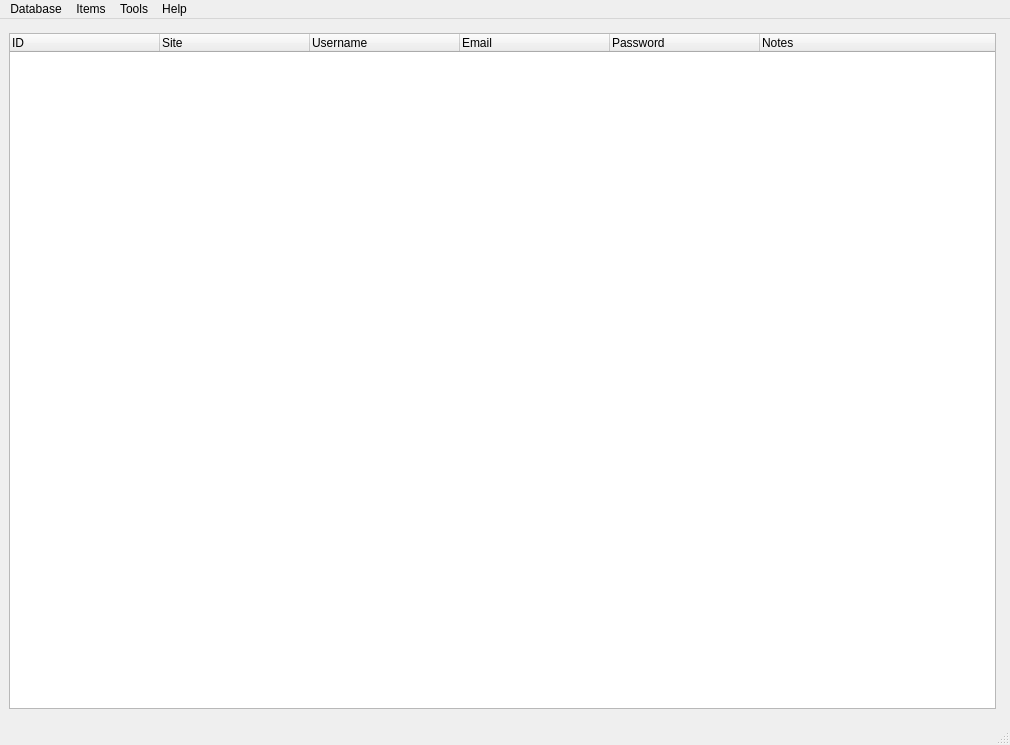
Above: resources/pastword.ui from GeorgeHoneywood/pastword before the change. Below: the same form after it.
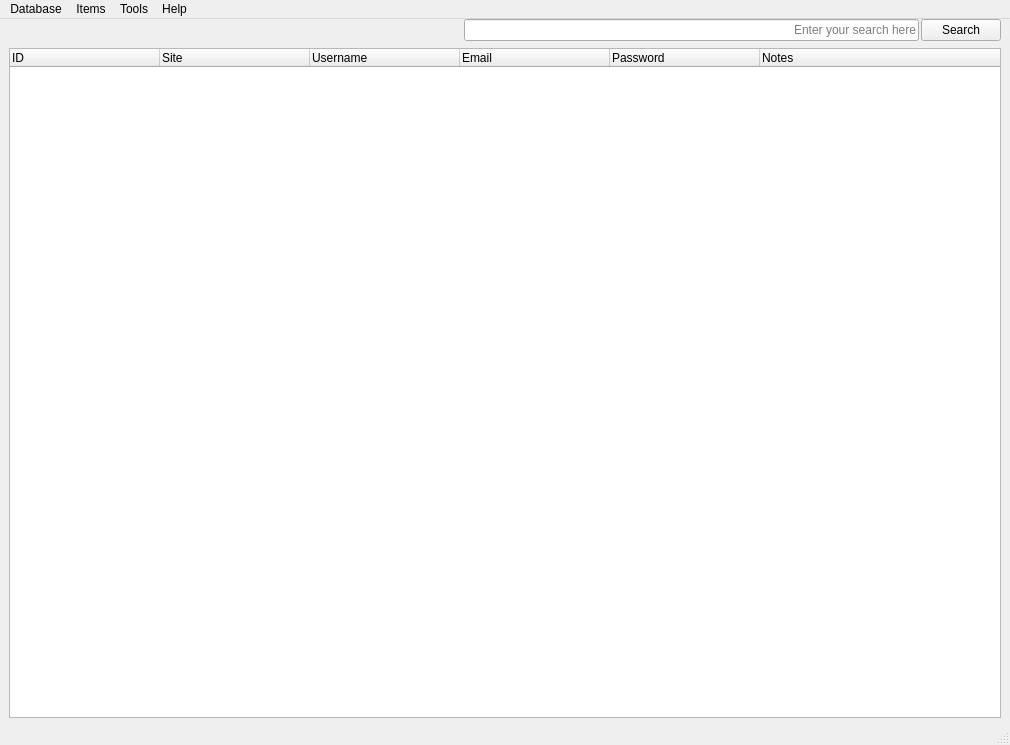
That is the form after the change.

Patch:
```diff
--- a/resources/pastword.ui
+++ b/resources/pastword.ui
@@ -23,7 +23,56 @@
    <enum>QTabWidget::Rounded</enum>
   </property>
   <widget class="QWidget" name="centralwidget">
-   <layout class="QHBoxLayout" name="horizontalLayout_2">
+   <layout class="QVBoxLayout" name="verticalLayout">
+    <property name="spacing">
+     <number>2</number>
+    </property>
+    <property name="topMargin">
+     <number>0</number>
+    </property>
+    <property name="bottomMargin">
+     <number>0</number>
+    </property>
+    <item>
+     <layout class="QHBoxLayout" name="horizontalLayout_2">
+      <item>
+       <spacer name="horizontalSpacer">
+        <property name="orientation">
+         <enum>Qt::Horizontal</enum>
+        </property>
+        <property name="sizeType">
+         <enum>QSizePolicy::MinimumExpanding</enum>
+        </property>
+        <property name="sizeHint" stdset="0">
+         <size>
+          <width>100</width>
+          <height>20</height>
+         </size>
+        </property>
+       </spacer>
+      </item>
+      <item>
+       <widget class="QLineEdit" name="txtSearch">
+        <property name="text">
+         <string/>
+        </property>
+        <property name="alignment">
+         <set>Qt::AlignRight|Qt::AlignTrailing|Qt::AlignVCenter</set>
+        </property>
+        <property name="placeholderText">
+         <string>Enter your search here</string>
+        </property>
+       </widget>
+      </item>
+      <item>
+       <widget class="QPushButton" name="pbSearch">
+        <property name="text">
+         <string>Search</string>
+        </property>
+       </widget>
+      </item>
+     </layout>
+    </item>
     <item>
      <layout class="QHBoxLayout" name="horizontalLayout">
       <property name="sizeConstraint">
@@ -36,7 +85,7 @@
        <number>5</number>
       </property>
       <property name="rightMargin">
-       <number>5</number>
+       <number>0</number>
       </property>
       <property name="bottomMargin">
        <number>5</number>
```
Left out of the diff: 6 changed lines with no effect on the pictures.
